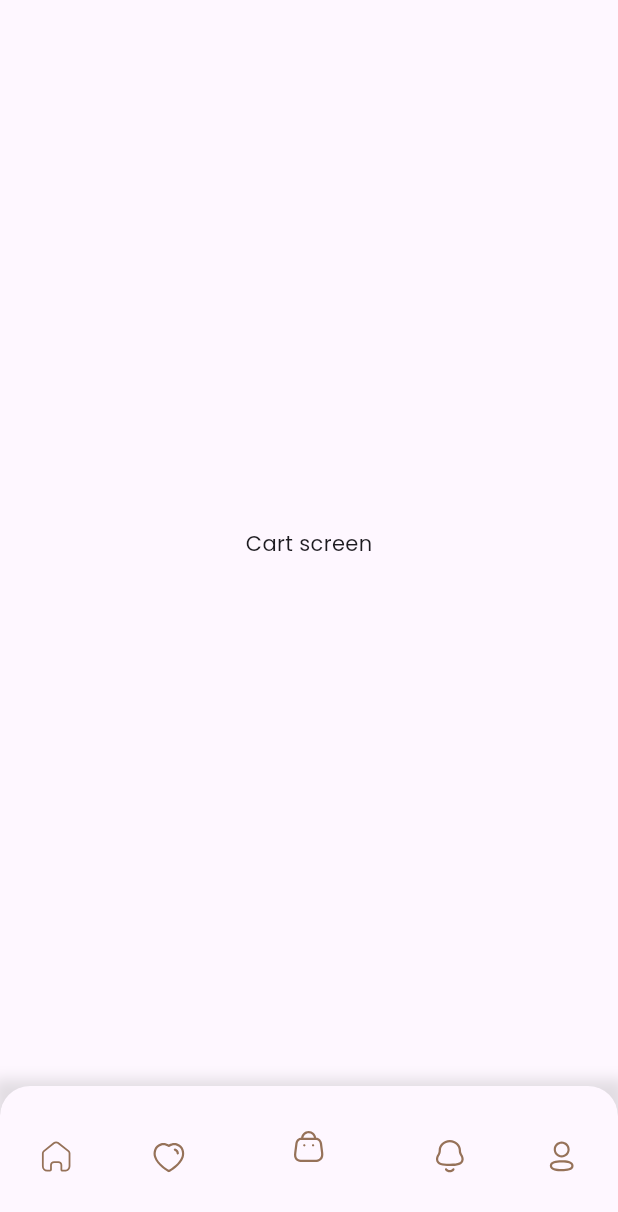
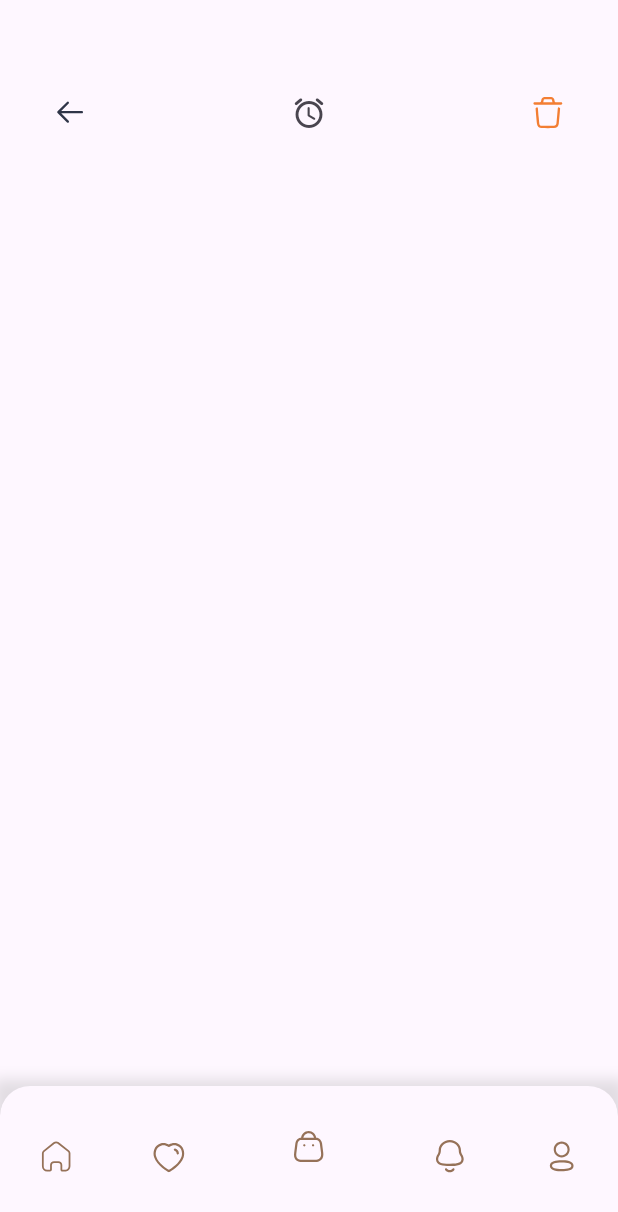
Before and after one commit to Samandarxon/coffee_app, a Flutter app: the BottomNavbar screen opened directly, item 3 of the bottom bar chosen, on a phone screen of 412 x 824 dp. Shown: the top 1212 px of the screen. Run offline on Flutter 3.47's test engine with Material 3 defaults, Android fonts, the phone set to English and light mode, and no system bars; our stand-ins replace flutter_svg.

Commit message:
Card Screen

```diff
--- /dev/null
+++ b/lib/screen/card_screen.dart
@@ -0,0 +1,35 @@
+import 'package:flutter/material.dart';
+import 'package:flutter_svg/svg.dart';
+
+class CardScreen extends StatefulWidget {
+  const CardScreen({super.key});
+
+  @override
+  State<CardScreen> createState() => _CardScreenState();
+}
+
+class _CardScreenState extends State<CardScreen> {
+  @override
+  Widget build(BuildContext context) {
+    return Padding(
+      padding: const EdgeInsets.only(top: 50,left: 23,right: 23),
+      child: Column(
+        children: [
+          Container(
+            width: MediaQuery.of(context).size.width,
+            height: 50,
+            child: Row(
+              mainAxisAlignment: MainAxisAlignment.spaceBetween,
+              children: [
+                IconButton(onPressed: () {}, icon:SvgPicture.asset("assets/icons/Arrow---Left.svg")),
+                IconButton(onPressed: (){}, icon: Icon(Icons.access_alarm_rounded)),
+                // icon: SvgPicture.asset("assets/icons/Home.svg"),
+                IconButton(onPressed: (){}, icon:SvgPicture.asset("assets/icons/Delete.svg"))
+              ],
+            ),
+          )
+        ],
+      ),
+    );
+  }
+}
--- a/lib/widgets/bottom_navbar.dart
+++ b/lib/widgets/bottom_navbar.dart
@@ -1,3 +1,4 @@
+import 'package:coffee_app/screen/card_screen.dart';
 import 'package:coffee_app/screen/home_screen.dart';
 import 'package:flutter/material.dart';
 import 'package:flutter_svg/flutter_svg.dart';
@@ -14,8 +15,8 @@ class _BottomNavbarState extends State<BottomNavbar> {
   List pages = [
     HomeScreen(),
     Center(child: Text("Favorite screen")),
-    Center(child: Text("Cart screen")),
-    Center(child: Text("Natification screen")),
+    CardScreen(),
+    // Center(child: Text("Natification screen")),
     Center(child: Text("Natification screen")),
     Center(child: Text("Profile screen")),
   ];
```
Also changed, not shown: lib/screen/details_screen.dart (+45 -4 lines), assets/icons/Arrow---Left.svg (added), assets/icons/Delete.svg (added).
